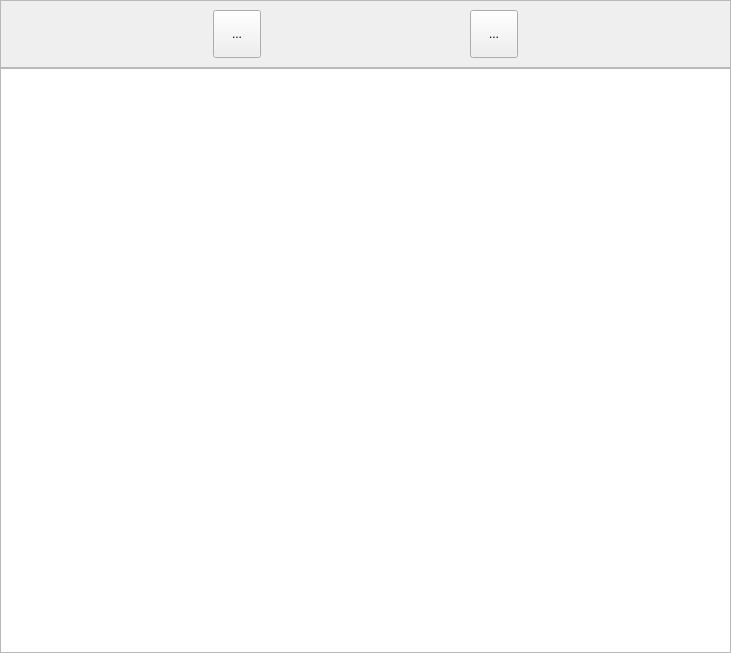
The window that bulmages/bulmatpv/plugins/pluginartgraficos/artgraficosbase.ui (eboladev/Bulmages-1) describes before a commit, drawn with Qt 5.
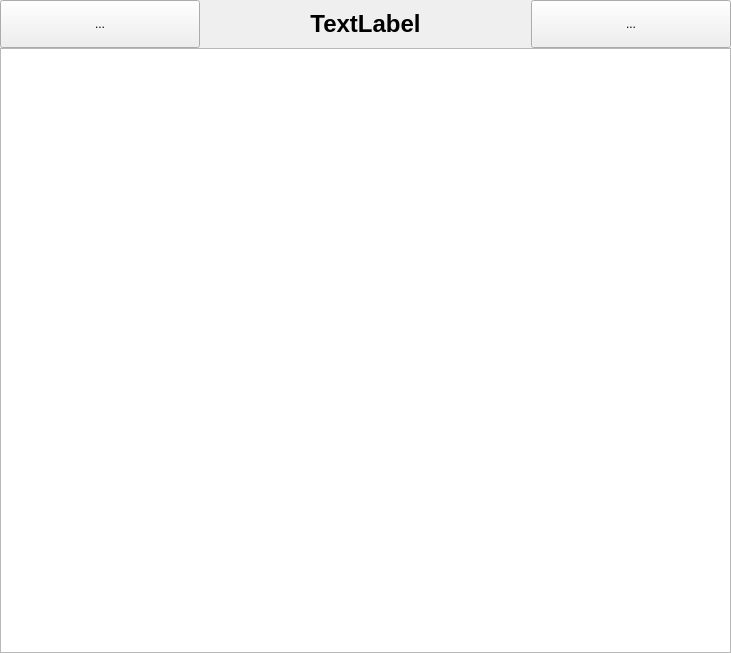
The same window after the commit. Icons and pictures are not drawn.

Commit message: Agrego la seleccion de clientes al tpv. El funcionamiento es meter el codigo de cliente y pulsar sobre el boton cliente que esta en el plugin de abreviaciones.

The edit to the form file:
```diff
--- a/bulmages/bulmatpv/plugins/pluginartgraficos/artgraficosbase.ui
+++ b/bulmages/bulmatpv/plugins/pluginartgraficos/artgraficosbase.ui
@@ -22,17 +22,17 @@
    <item>
     <widget class="QFrame" name="frame" >
      <property name="frameShape" >
-      <enum>QFrame::StyledPanel</enum>
+      <enum>QFrame::NoFrame</enum>
      </property>
      <property name="frameShadow" >
-      <enum>QFrame::Raised</enum>
+      <enum>QFrame::Plain</enum>
      </property>
      <layout class="QHBoxLayout" >
       <property name="margin" >
-       <number>9</number>
+       <number>0</number>
       </property>
       <property name="spacing" >
-       <number>6</number>
+       <number>0</number>
       </property>
       <item>
        <widget class="QToolButton" name="mui_botonAnterior" >
@@ -44,7 +44,7 @@
         </property>
         <property name="maximumSize" >
          <size>
-          <width>48</width>
+          <width>200</width>
           <height>48</height>
          </size>
         </property>
@@ -56,6 +56,23 @@
         </property>
        </widget>
       </item>
+      <item>
+       <widget class="QLabel" name="mui_titulo" >
+        <property name="font" >
+         <font>
+          <pointsize>18</pointsize>
+          <weight>75</weight>
+          <bold>true</bold>
+         </font>
+        </property>
+        <property name="text" >
+         <string>TextLabel</string>
+        </property>
+        <property name="alignment" >
+         <set>Qt::AlignCenter</set>
+        </property>
+       </widget>
+      </item>
       <item>
        <widget class="QToolButton" name="mui_botonSiguiente" >
         <property name="minimumSize" >
@@ -66,7 +83,7 @@
         </property>
         <property name="maximumSize" >
          <size>
-          <width>48</width>
+          <width>200</width>
           <height>48</height>
          </size>
         </property>
```
Left out of the diff: 12 changed lines with no effect on the pictures. The commit also changes 7 other files.
